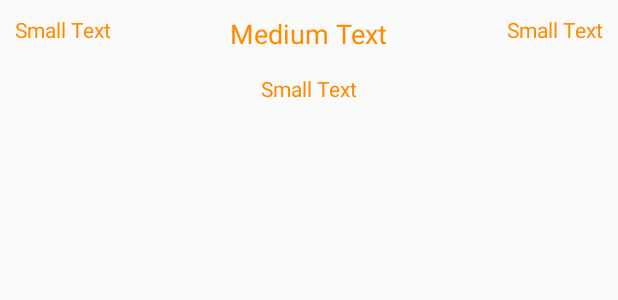
After one commit to pmonkelban/Udacity_AndroidNanoDeg_2, an Android app: the layout widget_item.xml on its own in the app's theme, with its tools: preview values and no code run, on a phone screen of 412 x 824 dp. The commit adds this screen. Shown: the top 300 px of the screen. Run offline under Robolectric (Android 15) with nearby library versions, the phone set to English and light mode, and no system bars.

Commit message:
Widget showing static content

```diff
--- a/Football_Scores-master/app/src/main/res/layout/fragment_main.xml
+++ b/Football_Scores-master/app/src/main/res/layout/fragment_main.xml
@@ -20,6 +20,6 @@
         android:layout_width="match_parent"
         android:layout_height="match_parent"
         android:divider="@android:color/transparent"
-        android:dividerHeight="15sp"
-        />
+        android:dividerHeight="15sp"/>
+
 </FrameLayout>
--- /dev/null
+++ b/Football_Scores-master/app/src/main/res/layout/widget_item.xml
@@ -0,0 +1,59 @@
+<?xml version="1.0" encoding="utf-8"?>
+<RelativeLayout xmlns:android="http://schemas.android.com/apk/res/android"
+    android:orientation="vertical" android:layout_width="match_parent"
+    android:layout_height="wrap_content"
+
+    android:id="@+id/widget_item_container">
+
+
+    <TextView
+        android:layout_width="wrap_content"
+        android:layout_height="wrap_content"
+        android:textAppearance="?android:attr/textAppearanceSmall"
+        android:text="Small Text"
+        android:id="@+id/widget_home_team"
+        android:layout_alignParentTop="true"
+        android:layout_alignParentLeft="true"
+        android:layout_alignParentStart="true"
+        android:textColor="@color/orange01"
+        android:contentDescription="@string/home_team_name"
+        android:layout_margin="10dp"/>
+
+    <TextView
+        android:layout_width="wrap_content"
+        android:layout_height="wrap_content"
+        android:textAppearance="?android:attr/textAppearanceMedium"
+        android:text="Medium Text"
+        android:id="@+id/widget_final_score"
+        android:layout_alignParentTop="true"
+        android:layout_centerHorizontal="true"
+        android:contentDescription="@string/match_score_desc"
+        android:layout_margin="10dp"
+        android:textColor="@color/orange01"/>
+
+    <TextView
+        android:layout_width="wrap_content"
+        android:layout_height="wrap_content"
+        android:textAppearance="?android:attr/textAppearanceSmall"
+        android:text="Small Text"
+        android:id="@+id/widget_away_team"
+        android:layout_alignParentTop="true"
+        android:layout_alignParentRight="true"
+        android:layout_alignParentEnd="true"
+        android:layout_margin="10dp"
+        android:textColor="@color/orange01"
+        android:contentDescription="@string/away_team_name"/>
+
+    <TextView
+        android:layout_width="wrap_content"
+        android:layout_height="wrap_content"
+        android:textAppearance="?android:attr/textAppearanceSmall"
+        android:text="Small Text"
+        android:id="@+id/widget_date"
+        android:layout_below="@+id/widget_home_team"
+        android:layout_centerHorizontal="true"
+        android:layout_margin="10dp"
+        android:textColor="@color/orange01"
+        android:contentDescription="@string/match_time_desc"/>
+
+</RelativeLayout>
--- a/Football_Scores-master/app/src/main/res/values/dimens.xml
+++ b/Football_Scores-master/app/src/main/res/values/dimens.xml
@@ -7,4 +7,6 @@
     <dimen name="TeamNames">17sp</dimen>
     <dimen name="Score">30sp</dimen>
     <dimen name="League">15sp</dimen>
+    <dimen name="widget_min_height">100dp</dimen>
+    <dimen name="widget_min_width">200dp</dimen>
 </resources>
--- a/Football_Scores-master/app/src/main/res/values/strings.xml
+++ b/Football_Scores-master/app/src/main/res/values/strings.xml
@@ -39,12 +39,23 @@
     <string name="league">League</string>
     <string name="match_day">Match Day</string>
     <string name="scores_list">List of Scores</string>
-    <string name="home_team_crest">Home Team's Crest</string>
-    <string name="home_team_name">Home Team's Name</string>
+    <string name="home_team_crest">Home Team\'s Crest</string>
+    <string name="home_team_name">Home Team\'s Name</string>
     <string name="score">Score</string>
     <string name="game_data">Game Data</string>
-    <string name="away_team_crest">Away Team's Crest</string>
-    <string name="away_team_name">Away Team's Name</string>
+    <string name="away_team_crest">Away Team\'s Crest</string>
+    <string name="away_team_name">Away Team\'s Name</string>
+
+    <!-- Widget Strings -->
+    <string name="widget_name">Football Scores Widget</string>
+    <string name="widget_subtitle">Current Score</string>
+    <string name="widget_subtitle_desc">Current Score Title</string>
+    <string name="widget_imageview_desc">Footbal Widget Icon</string>
+    <string name="widget_title_desc">Footbal Score app title</string>
+    <string name="widget_listview_desc">Football Team List and Scores</string>
+    <string name="match_score_desc"> Match Score</string>
+    <string name="match_time_desc">Time</string>
+
 
     <string name="about_text">
         This Application gets Football Matches Score for the Premier League,Seria A,Bundesliga,Primera Division
```
Also changed, not shown: Football_Scores-master/app/src/main/AndroidManifest.xml (+13 -0 lines), Football_Scores-master/app/src/main/java/barqsoft/footballscores/widget/ScoresWidgetProvider.java (added, +33 -0 lines), Football_Scores-master/app/src/main/res/layout/widget_main.xml (added, +69 -0 lines), Football_Scores-master/app/src/main/res/xml/scores_widget.xml (added, +7 -0 lines).
